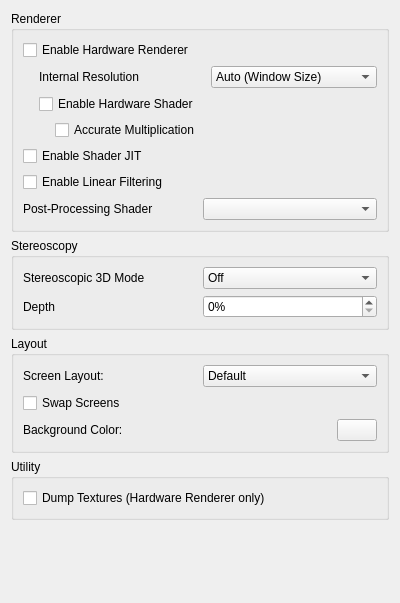
Above: src/citra_qt/configuration/configure_graphics.ui from PabloMK7/citra before the change. Below: the same form after it.
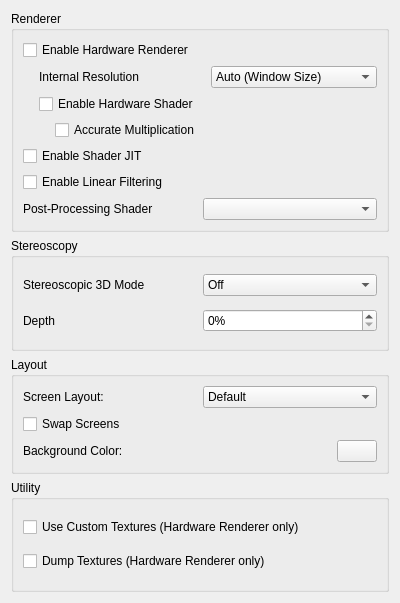
That is the form after the change.

Commit message: fix crashes, add custom texture cache, load textures from load directory

The edit to the form file:
```diff
--- a/src/citra_qt/configuration/configure_graphics.ui
+++ b/src/citra_qt/configuration/configure_graphics.ui
@@ -334,6 +334,16 @@
       <string>Utility</string>
      </property>
      <layout class="QVBoxLayout" name="verticalLayout_4">
+      <item>
+       <widget class="QCheckBox" name="toggle_custom_textures">
+        <property name="toolTip">
+         <string>&lt;html&gt;&lt;head/&gt;&lt;body&gt;&lt;p&gt;Replace textures with PNG files.&lt;/p&gt;&lt;p&gt;Textures are loaded from load/textures/[Title ID]/.&lt;/p&gt;&lt;/body&gt;&lt;/html&gt;</string>
+        </property>
+        <property name="text">
+         <string>Use Custom Textures (Hardware Renderer only)</string>
+        </property>
+       </widget>
+      </item>
       <item>
        <widget class="QCheckBox" name="toggle_dump_textures">
         <property name="toolTip">
@@ -347,19 +357,6 @@
      </layout>
     </widget>
    </item>
-   <item>
-    <spacer name="verticalSpacer">
-     <property name="orientation">
-      <enum>Qt::Vertical</enum>
-     </property>
-     <property name="sizeHint" stdset="0">
-      <size>
-       <width>20</width>
-       <height>40</height>
-      </size>
-     </property>
-    </spacer>
-   </item>
   </layout>
  </widget>
  <resources/>
```
The commit also changes 15 other files.
